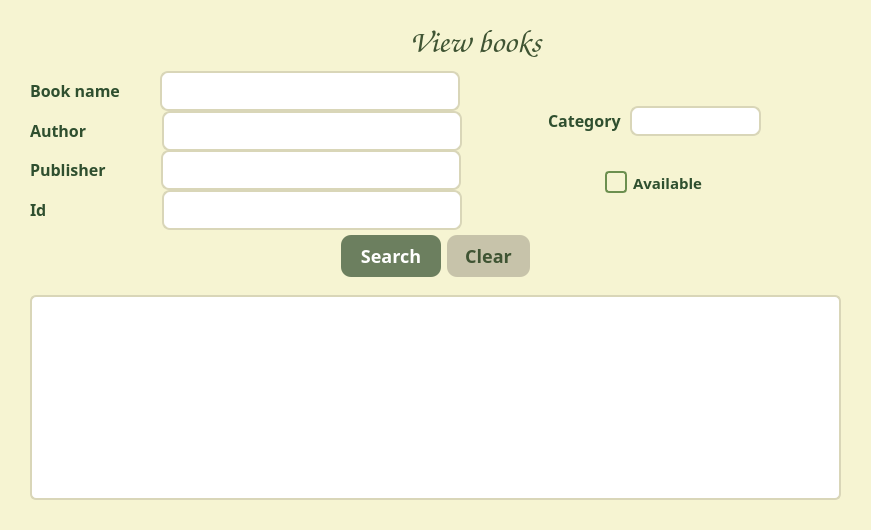
Qt form viewbooksstudent.ui (sofiiahaman/OOP-Project) before a commit.
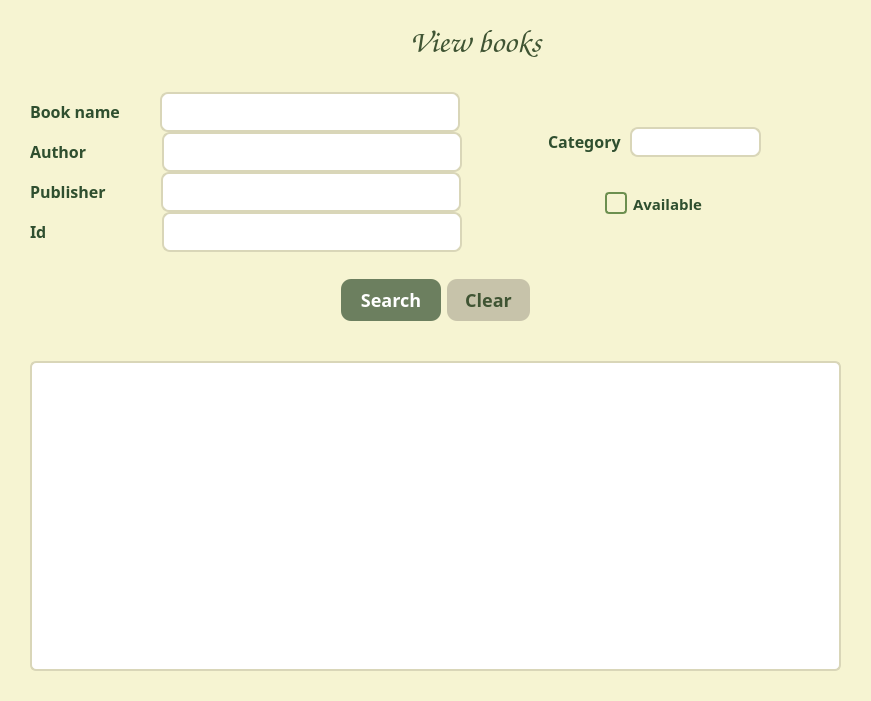
The same form after that commit. Icons and pictures are not drawn.

What changed in the file:
```diff
--- a/viewbooksstudent.ui
+++ b/viewbooksstudent.ui
@@ -7,7 +7,7 @@
     <x>0</x>
     <y>0</y>
     <width>871</width>
-    <height>530</height>
+    <height>701</height>
    </rect>
   </property>
   <property name="windowTitle">
```
